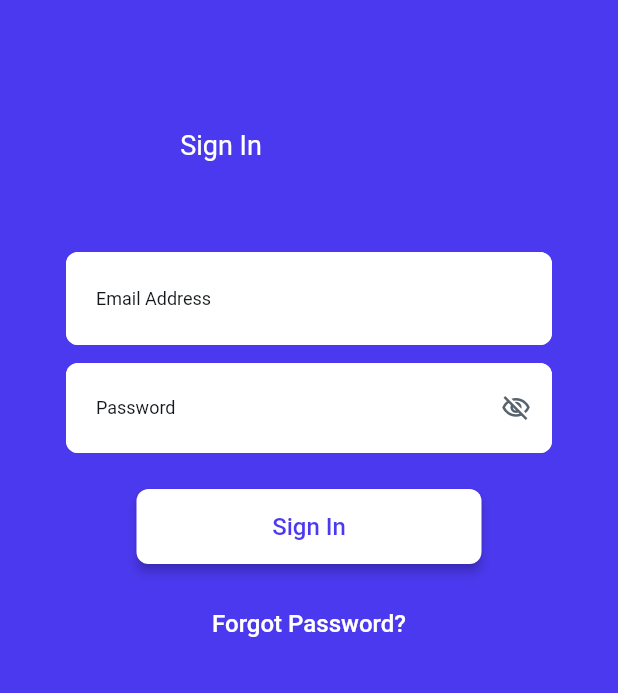
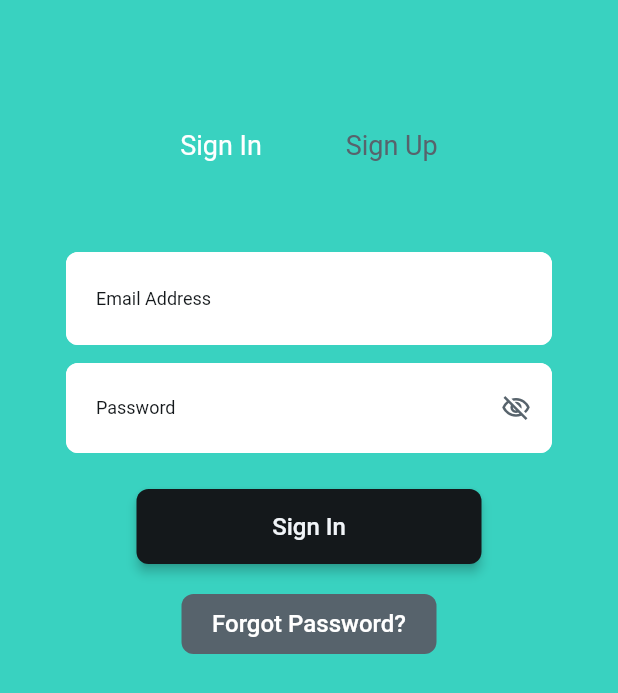
Before and after one commit to maalhammadi/ai_assistant, a Flutter app: the screen it shows after launch, on a phone screen of 412 x 824 dp. Shown: the top 693 px of the screen. Run offline on Flutter 3.47's test engine with Material 2 defaults, Android fonts, the phone set to English and light mode, and no system bars; drawn by our look-alikes of auto_size_text; our stand-ins replace cloud_firestore, cloud_functions, dropdown_button2, firebase_auth, firebase_core, font_awesome_flutter and 10 more; missing offline and left inert: json_path; accounts and stored records are empty; Roboto replaces fonts that are missing (Readex Pro).

Commit message:
Updating to latest FlutterFlow output.

```diff
--- a/lib/auth_page/auth_page_widget.dart
+++ b/lib/auth_page/auth_page_widget.dart
@@ -46,7 +46,7 @@ class _AuthPageWidgetState extends State<AuthPageWidget> {
       onTap: () => FocusScope.of(context).requestFocus(_model.unfocusNode),
       child: Scaffold(
         key: scaffoldKey,
-        backgroundColor: FlutterFlowTheme.of(context).primary,
+        backgroundColor: FlutterFlowTheme.of(context).secondary,
         body: Padding(
           padding: EdgeInsetsDirectional.fromSTEB(0.0, 70.0, 0.0, 0.0),
           child: Column(
@@ -68,6 +68,8 @@ class _AuthPageWidgetState extends State<AuthPageWidget> {
                               FlutterFlowTheme.of(context).titleMedium,
                           labelColor:
                               FlutterFlowTheme.of(context).primaryBtnText,
+                          unselectedLabelColor:
+                              FlutterFlowTheme.of(context).secondaryText,
                           borderWidth: 0.0,
                           borderRadius: 0.0,
                           elevation: 0.0,
@@ -271,14 +273,15 @@ class _AuthPageWidgetState extends State<AuthPageWidget> {
                                         iconPadding:
                                             EdgeInsetsDirectional.fromSTEB(
                                                 0.0, 0.0, 0.0, 0.0),
-                                        color: Colors.white,
+                                        color: FlutterFlowTheme.of(context)
+                                            .primaryText,
                                         textStyle: FlutterFlowTheme.of(context)
                                             .titleSmall
                                             .override(
                                               fontFamily: 'Readex Pro',
                                               color:
                                                   FlutterFlowTheme.of(context)
-                                                      .primary,
+                                                      .primaryBackground,
                                             ),
                                         elevation: 3.0,
                                         borderSide: BorderSide(
@@ -306,7 +309,7 @@ class _AuthPageWidgetState extends State<AuthPageWidget> {
                                             EdgeInsetsDirectional.fromSTEB(
                                                 0.0, 0.0, 0.0, 0.0),
                                         color: FlutterFlowTheme.of(context)
-                                            .primary,
+                                            .secondaryText,
                                         textStyle: FlutterFlowTheme.of(context)
                                             .titleSmall
                                             .override(
--- a/lib/backend/cloud_functions/cloud_functions.dart
+++ b/lib/backend/cloud_functions/cloud_functions.dart
@@ -5,7 +5,7 @@ Future<Map<String, dynamic>> makeCloudCall(
   Map<String, dynamic> input,
 ) async {
   try {
-    final response = await FirebaseFunctions.instance
+    final response = await FirebaseFunctions.instanceFor(region: 'asia-south1')
         .httpsCallable(callName, options: HttpsCallableOptions())
         .call(input);
     return response.data is Map
```
Also changed, not shown: 1 other file.
